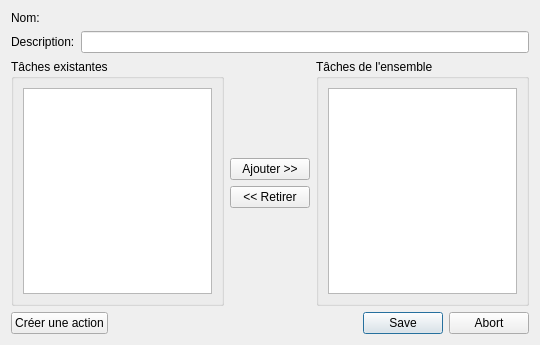
Before: the Qt Designer form InfoDynamiqueQt/Vues/vuegestionensemble.ui in AlexandreGirardin/ProjetAnalyse, drawn with Qt 5.
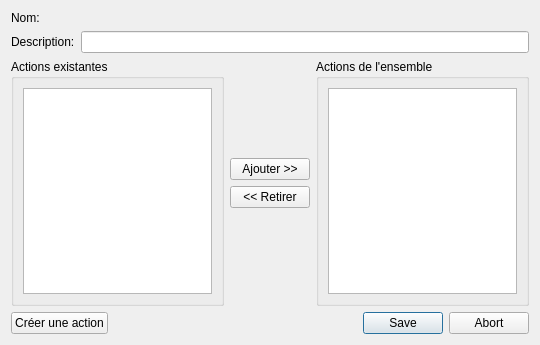
After: the same form once the commit is applied. Icons and pictures are not drawn.

Commit message: Renommer les listes dans l'interface: actions plutôt que tâches

The edit to the form file:
```diff
--- a/InfoDynamiqueQt/Vues/vuegestionensemble.ui
+++ b/InfoDynamiqueQt/Vues/vuegestionensemble.ui
@@ -42,7 +42,7 @@
        <item>
         <widget class="QGroupBox" name="groupBox">
          <property name="title">
-          <string>Tâches existantes</string>
+          <string>Actions existantes</string>
          </property>
          <layout class="QVBoxLayout" name="verticalLayout_5">
           <item>
@@ -106,7 +106,7 @@
        <item>
         <widget class="QGroupBox" name="groupBox_2">
          <property name="title">
-          <string>Tâches de l'ensemble</string>
+          <string>Actions de l'ensemble</string>
          </property>
          <layout class="QVBoxLayout" name="verticalLayout_6">
           <item>
```
